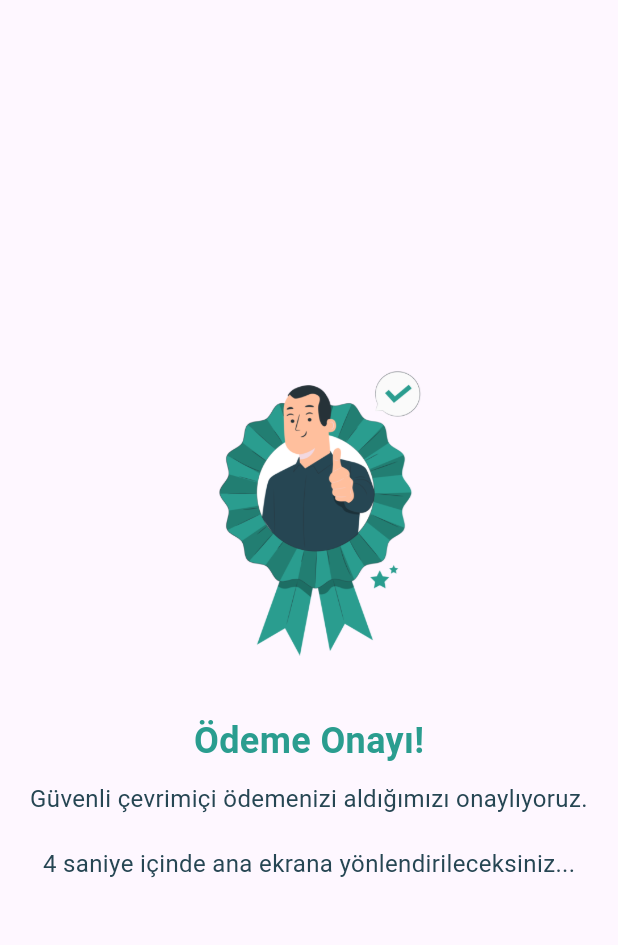
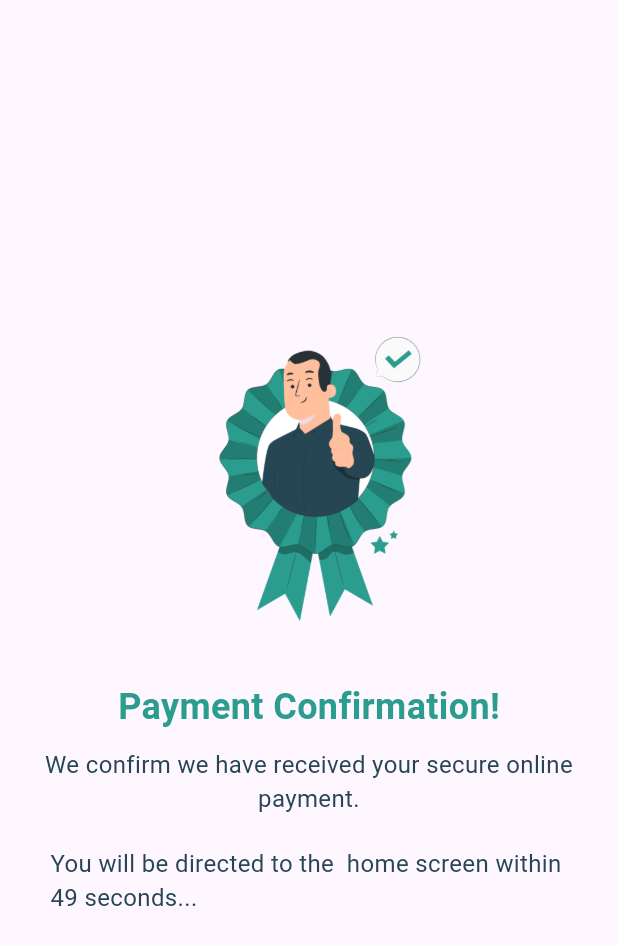
Before and after one commit to vugarismayil24/E-Commerce-Final, a Flutter app: the PaymentSuccessScreen screen opened directly, on a phone screen of 412 x 824 dp. Shown: the top 945 px of the screen. Run offline on Flutter 3.47's test engine with Material 3 defaults, Android fonts, the light colour scheme and no system bars; our stand-ins replace carousel_slider, dio, firebase_auth, firebase_core, flutter_riverpod, flutter_screenutil and 1 more; accounts and stored records are empty; network calls fail.

Commit message:
PSS Finish

```diff
--- a/lib/screens/payment_succes_screen.dart
+++ b/lib/screens/payment_succes_screen.dart
@@ -11,13 +11,12 @@ class PaymentSuccessScreen extends StatefulWidget {
 }
 
 class PaymentSuccessScreenState extends State<PaymentSuccessScreen> {
-  int _counter = 5; // 5 saniyelik geri sayım için başlangıç değeri
+  int _counter = 50;
   late Timer _timer;
 
   @override
   void initState() {
     super.initState();
-    // Timer.periodic ile geri sayımı başlatma
     _timer = Timer.periodic(const Duration(seconds: 1), (timer) {
       setState(() {
         if (_counter > 1) {
@@ -54,7 +53,7 @@ class PaymentSuccessScreenState extends State<PaymentSuccessScreen> {
             ),
             const SizedBox(height: 40),
             const Text(
-              'Ödeme Onayı!',
+              'Payment Confirmation!',
               style: TextStyle(
                 fontSize: 24,
                 fontWeight: FontWeight.bold,
@@ -63,7 +62,7 @@ class PaymentSuccessScreenState extends State<PaymentSuccessScreen> {
             ),
             const SizedBox(height: 10),
             const Text(
-              'Güvenli çevrimiçi ödemenizi aldığımızı onaylıyoruz.',
+          'We confirm we have received your secure online payment.',
               textAlign: TextAlign.center,
               style: TextStyle(
                 fontSize: 16,
@@ -71,12 +70,18 @@ class PaymentSuccessScreenState extends State<PaymentSuccessScreen> {
               ),
             ),
             const SizedBox(height: 20),
-            Text(
-              '$_counter saniye içinde ana ekrana yönlendirileceksiniz...',
-              style: const TextStyle(
-                fontSize: 16,
-                color: Color(0xff264653),
-              ),
+            Column(
+              crossAxisAlignment: CrossAxisAlignment.center,
+              mainAxisAlignment: MainAxisAlignment.center,
+              children: [
+                Text(
+                  'You will be directed to the  home screen within \n$_counter seconds...',
+                  style: const TextStyle(
+                    fontSize: 16,
+                    color: Color(0xff264653),
+                  ),
+                ),
+              ],
             ),
           ],
         ),
```
